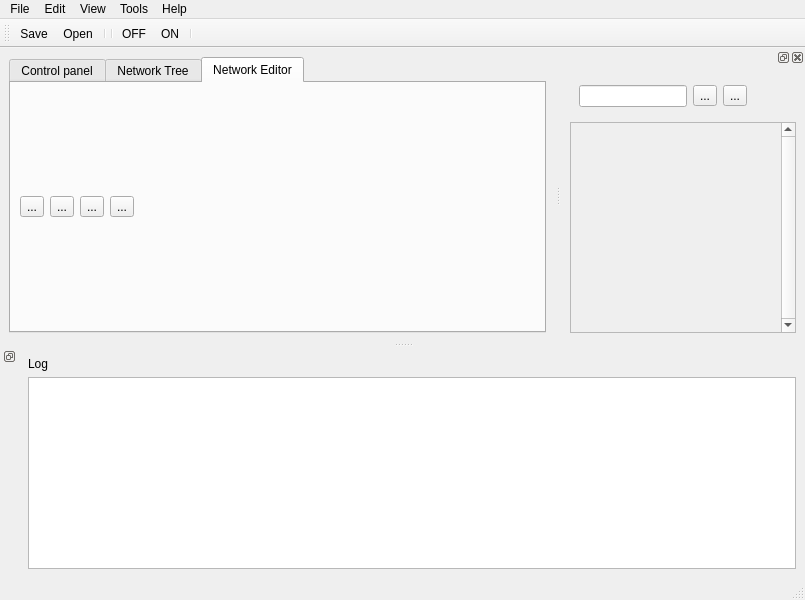
Qt form rcmanager/formManager.ui (robocomp/tools) before a commit.
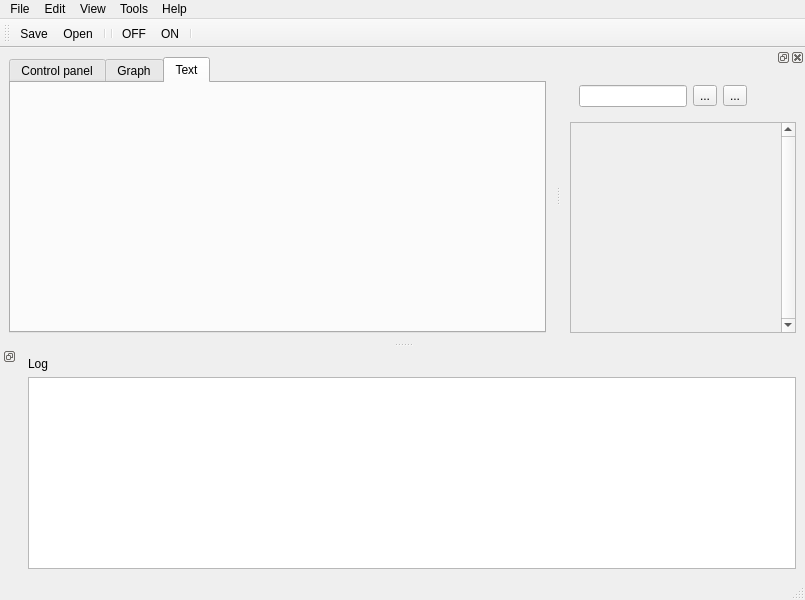
The same form after that commit. The open tabs and pages were chosen to show the change. Icons and pictures are not drawn.

Patch:
```diff
--- a/rcmanager/formManager.ui
+++ b/rcmanager/formManager.ui
@@ -213,7 +213,7 @@
       </widget>
       <widget class="QWidget" name="tab_3">
        <attribute name="title">
-        <string>Network Tree</string>
+        <string>Graph</string>
        </attribute>
        <layout class="QGridLayout" name="gridLayout_5">
         <item row="1" column="0">
@@ -231,7 +231,7 @@
       </widget>
       <widget class="QWidget" name="tab_2">
        <attribute name="title">
-        <string>Network Editor</string>
+        <string>Text</string>
        </attribute>
        <layout class="QVBoxLayout" name="verticalLayout_2" stretch="0">
         <property name="spacing">
@@ -242,77 +242,7 @@
         </property>
         <item>
          <widget class="QWidget" name="widget_2" native="true">
-          <layout class="QHBoxLayout" name="horizontalLayout_2">
-           <item>
-            <widget class="QToolButton" name="toolButton_3">
-             <property name="toolTip">
-              <string>Update Graph from Code</string>
-             </property>
-             <property name="text">
-              <string>...</string>
-             </property>
-             <property name="icon">
-              <iconset>
-               <normaloff>../../../../../opt/robocomp/share/rcmanager/refresh.png</normaloff>../../../../../opt/robocomp/share/rcmanager/refresh.png</iconset>
-             </property>
-            </widget>
-           </item>
-           <item>
-            <widget class="QToolButton" name="toolButton_4">
-             <property name="toolTip">
-              <string>Add a Settings Template</string>
-             </property>
-             <property name="text">
-              <string>...</string>
-             </property>
-             <property name="icon">
-              <iconset>
-               <normaloff>../../../../../opt/robocomp/share/rcmanager/networkSettings.png</normaloff>../../../../../opt/robocomp/share/rcmanager/networkSettings.png</iconset>
-             </property>
-            </widget>
-           </item>
-           <item>
-            <widget class="QToolButton" name="toolButton_5">
-             <property name="toolTip">
-              <string>Add a node template</string>
-             </property>
-             <property name="text">
-              <string>...</string>
-             </property>
-             <property name="icon">
-              <iconset>
-               <normaloff>../../../../../opt/robocomp/share/rcmanager/1465594390_sign-add.png</normaloff>../../../../../opt/robocomp/share/rcmanager/1465594390_sign-add.png</iconset>
-             </property>
-            </widget>
-           </item>
-           <item>
-            <widget class="QToolButton" name="toolButton_9">
-             <property name="toolTip">
-              <string>Editor settings</string>
-             </property>
-             <property name="text">
-              <string>...</string>
-             </property>
-             <property name="icon">
-              <iconset>
-               <normaloff>../../../../../opt/robocomp/share/rcmanager/1465394550_Settings.png</normaloff>../../../../../opt/robocomp/share/rcmanager/1465394550_Settings.png</iconset>
-             </property>
-            </widget>
-           </item>
-           <item>
-            <spacer name="horizontalSpacer_2">
-             <property name="orientation">
-              <enum>Qt::Horizontal</enum>
-             </property>
-             <property name="sizeHint" stdset="0">
-              <size>
-               <width>40</width>
-               <height>20</height>
-              </size>
-             </property>
-            </spacer>
-           </item>
-          </layout>
+          <layout class="QHBoxLayout" name="horizontalLayout_2"/>
          </widget>
         </item>
        </layout>
```
Left out of the diff: 15 changed lines with no effect on the pictures.
